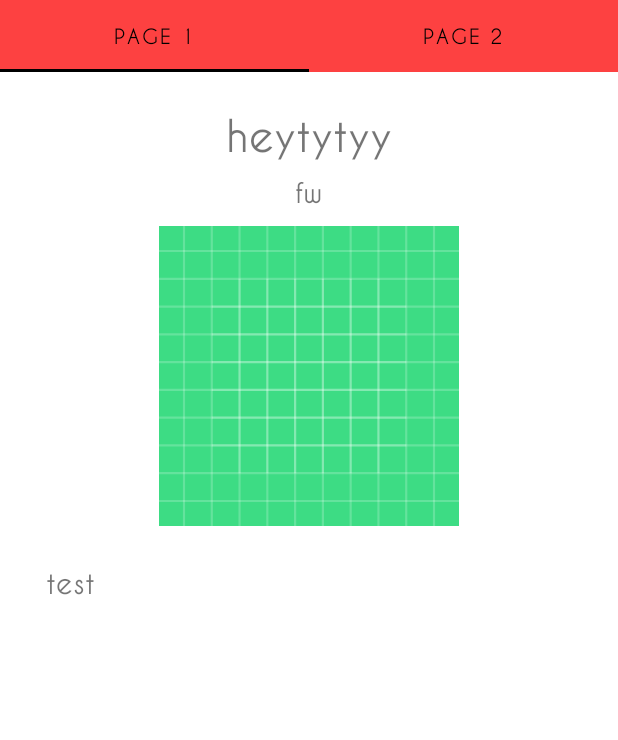
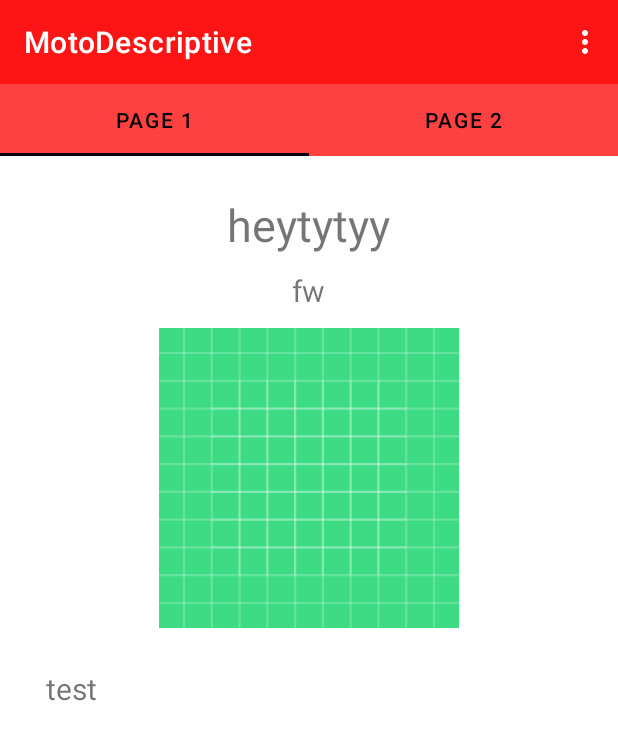
Before and after one commit to DjukaMarko/MotoDescriptive, an Android app: the Fragments screen opened directly, with no data from a screen before it, on a phone screen of 412 x 824 dp. Shown: the top 740 px of the screen. Run offline under Robolectric (Android 15) with nearby library versions, the light colour scheme and no system bars; pictures from the network do not load; 6 statements that could not run were skipped.

Commit message:
Good for now commit
27.10.2020

```diff
--- a/app/src/main/AndroidManifest.xml
+++ b/app/src/main/AndroidManifest.xml
@@ -11,7 +11,7 @@
         android:label="@string/app_name"
         android:roundIcon="@mipmap/ic_launcher_round"
         android:supportsRtl="true"
-        android:theme="@style/AppTheme">
+        android:theme="@style/AppTheme.NoActionBar">
         <activity android:name=".settingsActivity"></activity>
         <activity android:name=".BaseActivity" />
         <activity android:name=".Fragments" android:parentActivityName=".MainActivity"/>
--- a/app/src/main/java/com/example/motodescriptive/BaseActivity.java
+++ b/app/src/main/java/com/example/motodescriptive/BaseActivity.java
@@ -1,7 +1,9 @@
 package com.example.motodescriptive;
 
 import androidx.annotation.NonNull;
+import androidx.annotation.Nullable;
 import androidx.appcompat.app.AppCompatActivity;
+import androidx.appcompat.widget.Toolbar;
 
 import android.content.Intent;
 import android.os.Bundle;
--- a/app/src/main/java/com/example/motodescriptive/Fragments.java
+++ b/app/src/main/java/com/example/motodescriptive/Fragments.java
@@ -2,6 +2,7 @@ package com.example.motodescriptive;
 
 import androidx.annotation.NonNull;
 import androidx.appcompat.app.AppCompatActivity;
+import androidx.appcompat.widget.Toolbar;
 import androidx.fragment.app.Fragment;
 import androidx.viewpager.widget.ViewPager;
 
@@ -30,6 +31,8 @@ public class Fragments extends BaseActivity{
         setContentView(R.layout.activity_fragments);
 
         texttest = findViewById(R.id.texttest);
+        Toolbar toolbar = findViewById(R.id.toolbar);
+        setSupportActionBar(toolbar);
 
         Bundle extras = getIntent().getExtras();
         Fragment frg = new PageFragment();
@@ -48,7 +51,6 @@ public class Fragments extends BaseActivity{
         pagerAdapter = new PagerAdapter(getSupportFragmentManager(), list);
         pager.setAdapter(pagerAdapter);
         tabLayout.setupWithViewPager(pager);
-        getSupportActionBar().setDisplayHomeAsUpEnabled(true);
 
 
 
--- a/app/src/main/java/com/example/motodescriptive/MainActivity.java
+++ b/app/src/main/java/com/example/motodescriptive/MainActivity.java
@@ -8,6 +8,7 @@ import android.widget.ImageView;
 import android.widget.SearchView;
 
 import androidx.annotation.NonNull;
+import androidx.appcompat.widget.Toolbar;
 import androidx.recyclerview.widget.LinearLayoutManager;
 import androidx.recyclerview.widget.RecyclerView;
 
@@ -32,8 +33,11 @@ public class MainActivity extends BaseActivity implements MotorAdapter.OnNoteCli
         appDatabase = AppDatabase.getInstance(getApplicationContext());
         recyclerView = findViewById(R.id.recyclerView);
         imageView = findViewById(R.id.imageViewCollapsing);
-        Glide.with(this).load("https://motosvet.com/tabla/uploads/monthly_2019_06/large.yamaha_yzf_r125.jpg.1c366691f4ec323971ed7ffabf931e1e.jpg").into(imageView);
+        Glide.with(this).load("https://cdn.dealerspike.com/imglib/v1/800x600/imglib/trimsdb/8335041-0-47664921.jpg").into(imageView);
         searchView = findViewById(R.id.search_bar);
+
+        Toolbar toolbar = findViewById(R.id.toolbar);
+        setSupportActionBar(toolbar);
 
 
         motoEntity = new MotoEntity();
--- a/app/src/main/java/com/example/motodescriptive/settingsActivity.java
+++ b/app/src/main/java/com/example/motodescriptive/settingsActivity.java
@@ -2,17 +2,19 @@ package com.example.motodescriptive;
 
 import androidx.annotation.NonNull;
 import androidx.appcompat.app.AppCompatActivity;
+import androidx.appcompat.widget.Toolbar;
 
 import android.os.Bundle;
 import android.view.MenuItem;
 
-public class settingsActivity extends AppCompatActivity {
+public class settingsActivity extends BaseActivity {
 
     @Override
     protected void onCreate(Bundle savedInstanceState) {
         super.onCreate(savedInstanceState);
         setContentView(R.layout.activity_settings);
-        getSupportActionBar().setDisplayHomeAsUpEnabled(true);
+        Toolbar toolbar = findViewById(R.id.toolbar);
+        setSupportActionBar(toolbar);
     }
 
     @Override
--- a/app/src/main/res/layout/activity_fragments.xml
+++ b/app/src/main/res/layout/activity_fragments.xml
@@ -4,7 +4,12 @@
     xmlns:tools="http://schemas.android.com/tools"
     android:layout_width="match_parent"
     android:layout_height="match_parent"
+    android:orientation="vertical"
     tools:context=".Fragments">
+
+    <include layout="@layout/toolbar"
+        android:id="@+id/toolbar"/>
+
 
     <androidx.viewpager.widget.ViewPager
         android:id="@+id/view_pager"
@@ -22,11 +27,10 @@
             android:background="@color/colorPrimaryDark"/>
 
 
-
-
-
     </androidx.viewpager.widget.ViewPager>
 
 
 
+
+
 </LinearLayout>
--- a/app/src/main/res/layout/activity_main.xml
+++ b/app/src/main/res/layout/activity_main.xml
@@ -28,9 +28,12 @@
                 android:src="@drawable/ic_launcher_background"
                 app:layout_collapseMode="parallax"/>
 
+
             <androidx.appcompat.widget.Toolbar
                 android:layout_width="match_parent"
                 android:layout_height="?attr/actionBarSize"
+                app:layout_collapseMode="pin"
+                android:id="@+id/toolbar"
                 app:popupTheme="@style/AppTheme" />
 
 
--- a/app/src/main/res/layout/activity_settings.xml
+++ b/app/src/main/res/layout/activity_settings.xml
@@ -6,4 +6,6 @@
     android:layout_height="match_parent"
     tools:context=".settingsActivity">
 
+    <include layout="@layout/toolbar"/>
+
 </androidx.constraintlayout.widget.ConstraintLayout>
--- /dev/null
+++ b/app/src/main/res/layout/toolbar.xml
@@ -0,0 +1,14 @@
+<?xml version="1.0" encoding="utf-8"?>
+<androidx.appcompat.widget.Toolbar xmlns:android="http://schemas.android.com/apk/res/android"
+    android:layout_width="match_parent"
+    android:layout_height="?attr/actionBarSize"
+    xmlns:app="http://schemas.android.com/apk/res-auto"
+    app:layout_collapseMode="none"
+    android:id="@+id/toolbar"
+    android:background="@color/colorPrimary"
+    android:theme="@style/ThemeOverlay.AppCompat.Dark.ActionBar"
+    app:title="@string/app_name"
+    app:popupTheme="@style/AppTheme">
+
+
+</androidx.appcompat.widget.Toolbar>
--- a/app/src/main/res/values/styles.xml
+++ b/app/src/main/res/values/styles.xml
@@ -1,8 +1,7 @@
 <resources>
     <!-- Base application theme. -->
-    <style name="AppTheme" parent="Theme.MaterialComponents.Light.NoActionBar">
+    <style name="AppTheme" parent="Theme.MaterialComponents.Light">
         <!-- Customize your theme here. -->
-        <item name="android:fontFamily">@font/caviardreams</item>
         <item name="colorPrimary">#FD1515</item>
         <item name="colorPrimaryDark">#FD4141</item>
         <item name="colorAccent">#C80909</item>
@@ -12,4 +11,10 @@
         <item name="android:windowTranslucentStatus">true</item>
     </style>
 
+    <style name="AppTheme.NoActionBar">
+        <item name="windowActionBar">false</item>
+        <item name="windowNoTitle">true</item>
+    </style>
+
+
 </resources>
```
